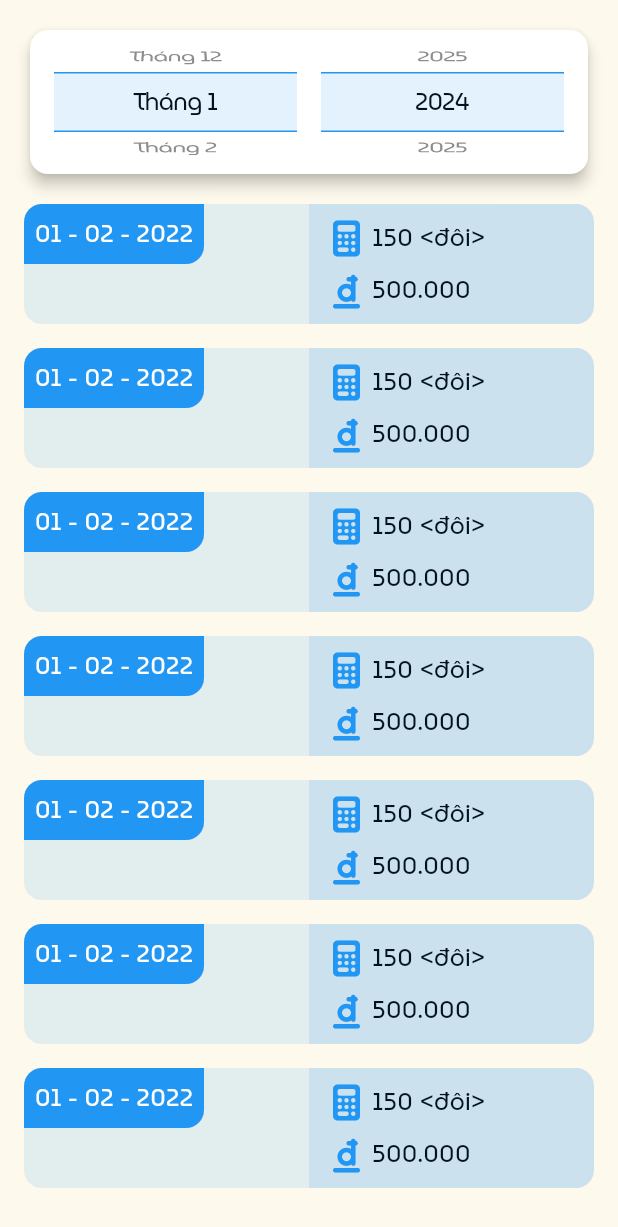
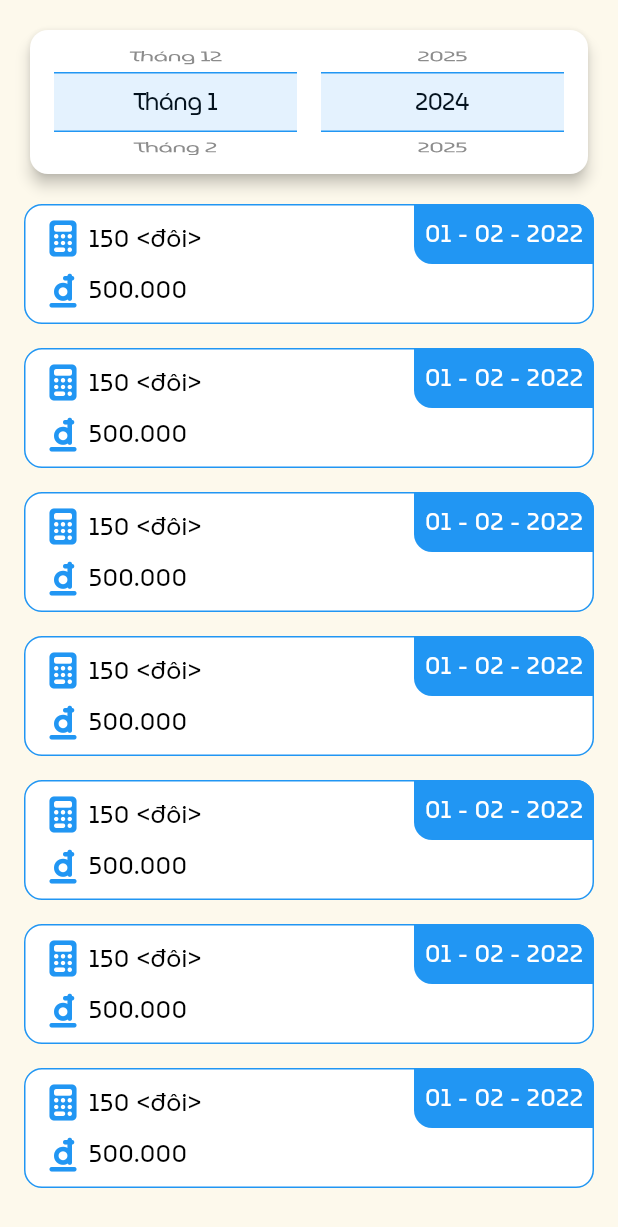
Before and after one commit to ArtistNguoiAo/T_Shoe, a Flutter app: the ListShoeView widget shown alone on an empty page, opened directly, on a phone screen of 412 x 824 dp. Shown: the top 1227 px of the screen. Run offline on Flutter 3.47's test engine with Material 3 defaults, Android fonts, the phone set to English and light mode, and no system bars; our stand-ins replace bloc, equatable, firebase_auth, firebase_core, flutter_animate, flutter_bloc and 4 more; accounts and stored records are empty; statements that could not run were skipped.

```diff
--- a/lib/core/utils/text_style_utils.dart
+++ b/lib/core/utils/text_style_utils.dart
@@ -15,6 +15,7 @@ class TextStyleUtils {
   // // weight
   static TextStyle textStyleMuseoS16W400 = textStyleMuseoS16.copyWith(fontWeight: FontWeight.w400);
   static TextStyle textStyleMuseoS18W500 = textStyleMuseoS18.copyWith(fontWeight: FontWeight.w500);
+  static TextStyle textStyleMuseoS18W800 = textStyleMuseoS18.copyWith(fontWeight: FontWeight.w800);
   static TextStyle textStyleMuseoS20W600 = textStyleMuseoS20.copyWith(fontWeight: FontWeight.w600);
 
   // color
@@ -27,5 +28,7 @@ class TextStyleUtils {
   static TextStyle textStyleMuseoS18W500GreyCE = textStyleMuseoS18W500.copyWith(color: ColorUtils.greyCE);
   static TextStyle textStyleMuseoS18W500White = textStyleMuseoS18W500.copyWith(color: ColorUtils.white);
 
+  static TextStyle textStyleMuseoS18W800Black = textStyleMuseoS18W800.copyWith(color: ColorUtils.black);
+
   static TextStyle textStyleMuseoS20W600White = textStyleMuseoS20W600.copyWith(color: ColorUtils.white);
 }
--- a/lib/core/utils/text_utils.dart
+++ b/lib/core/utils/text_utils.dart
@@ -20,4 +20,10 @@ class TextUtils {
   static String home = 'Trang chủ';
   static String list = 'Danh sách';
   static String detail = 'Chi tiết';
+
+  // header table
+  static String type = 'Loại';
+  static String quantityByPair = 'Số đôi';
+  static String priceByPair = 'Giá/đôi';
+  static String total = 'Tổng';
 }
--- a/lib/presentation/screen/home_screen/view/body_view/list_shoe_view.dart
+++ b/lib/presentation/screen/home_screen/view/body_view/list_shoe_view.dart
@@ -104,18 +104,15 @@ class _ListShoeViewState extends State<ListShoeView> {
             highlightColor: ColorUtils.transparent,
             child: Stack(
               children: [
-                Positioned(
-                  top: 0,
-                  right: 0,
-                  child: Container(
+                Container(
                   height: 80,
-                    width: MediaQuery.of(context).size.width/2 - 16,
+                  width: MediaQuery.of(context).size.width - 16,
                   padding: const EdgeInsets.only(left: 16),
                   decoration: BoxDecoration(
-                      color: ColorUtils.blueWithOpa12,
-                      borderRadius: const BorderRadius.only(
-                        topRight: Radius.circular(12),
-                        bottomRight: Radius.circular(12),
+                    color: ColorUtils.white,
+                    borderRadius: BorderRadius.circular(12),
+                    border: Border.all(
+                      color: ColorUtils.blue,
                     ),
                   ),
                   child: Column(
@@ -151,22 +148,17 @@ class _ListShoeViewState extends State<ListShoeView> {
                       ]
                   ),
                 ),
-                ),
-                Container(
-                  height: 80,
-                  decoration: BoxDecoration(
-                    color: ColorUtils.blueWithOpa12,
-                    borderRadius: BorderRadius.circular(12),
-                  ),
-                ),
-                Container(
+                Positioned(
+                  top: 0,
+                  right: 0,
+                  child: Container(
                       height: 40,
                       width: 120,
                       decoration: const BoxDecoration(
                         color: ColorUtils.blue,
                         borderRadius: BorderRadius.only(
-                        topLeft: Radius.circular(12),
-                        bottomRight: Radius.circular(12),
+                          topRight: Radius.circular(12),
+                          bottomLeft: Radius.circular(12),
                         ),
                       ),
                       child: Center(
@@ -175,6 +167,7 @@ class _ListShoeViewState extends State<ListShoeView> {
                           style: TextStyleUtils.textStyleMuseoS16W400White,
                         ),
                       )
+                  ),
                 ),
               ]
             ),
--- a/lib/presentation/screen/home_screen/view/home_screen.dart
+++ b/lib/presentation/screen/home_screen/view/home_screen.dart
@@ -2,7 +2,7 @@ import 'package:e_medicine/core/common/app_bar_common.dart';
 import 'package:e_medicine/core/enum/menu_type.dart';
 import 'package:e_medicine/core/utils/color_utils.dart';
 import 'package:e_medicine/core/utils/text_utils.dart';
-import 'package:e_medicine/presentation/screen/home_screen/cubit/home_cubit.dart';
+import 'package:e_medicine/presentation/screen/home_screen/cubit/home_cubit/home_cubit.dart';
 import 'package:e_medicine/presentation/screen/home_screen/cubit/list_view_cubit/list_view_cubit.dart';
 import 'package:e_medicine/presentation/screen/home_screen/view/body_view/home_view.dart';
 import 'package:e_medicine/presentation/screen/home_screen/view/body_view/list_shoe_view.dart';
```
Also changed, not shown: lib/core/helper/text_helper.dart (added, +10 -0 lines), lib/presentation/screen/shoe_detail_screen/view/shoe_detail_screen.dart (+124 -2 lines), lib/presentation/screen/home_screen/cubit/home_cubit/home_cubit.dart (renamed from lib/presentation/screen/home_screen/cubit/home_cubit.dart), lib/presentation/screen/home_screen/cubit/home_cubit/home_state.dart (renamed from lib/presentation/screen/home_screen/cubit/home_state.dart). Lines whose indentation alone changed are shown as unchanged.
